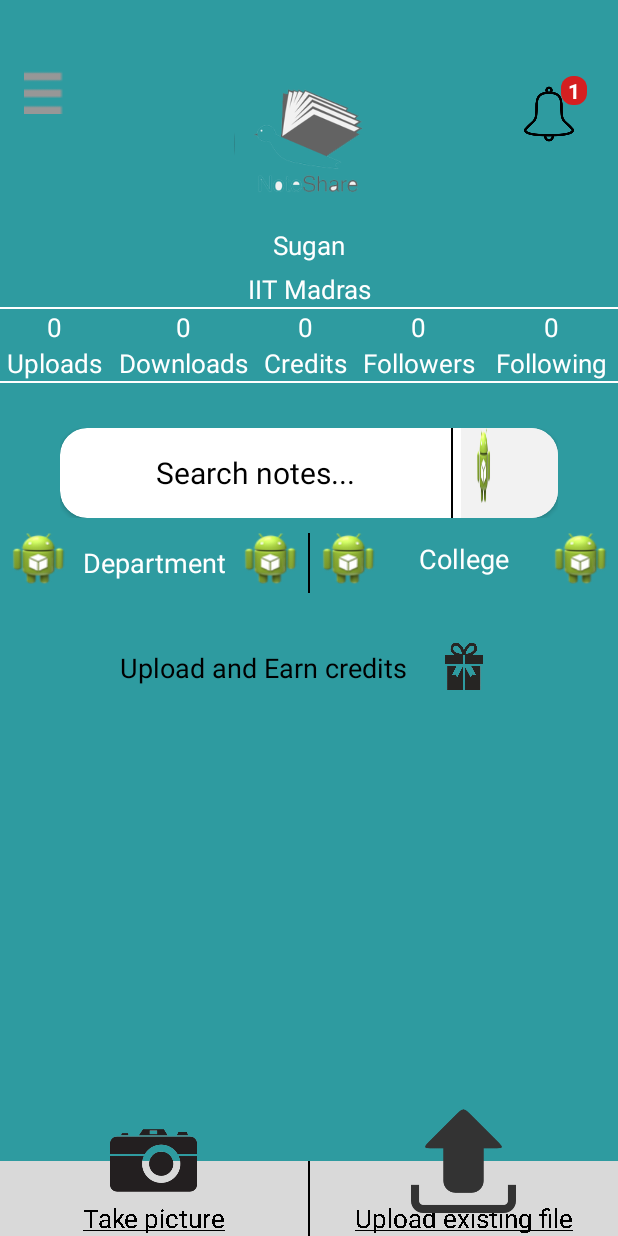
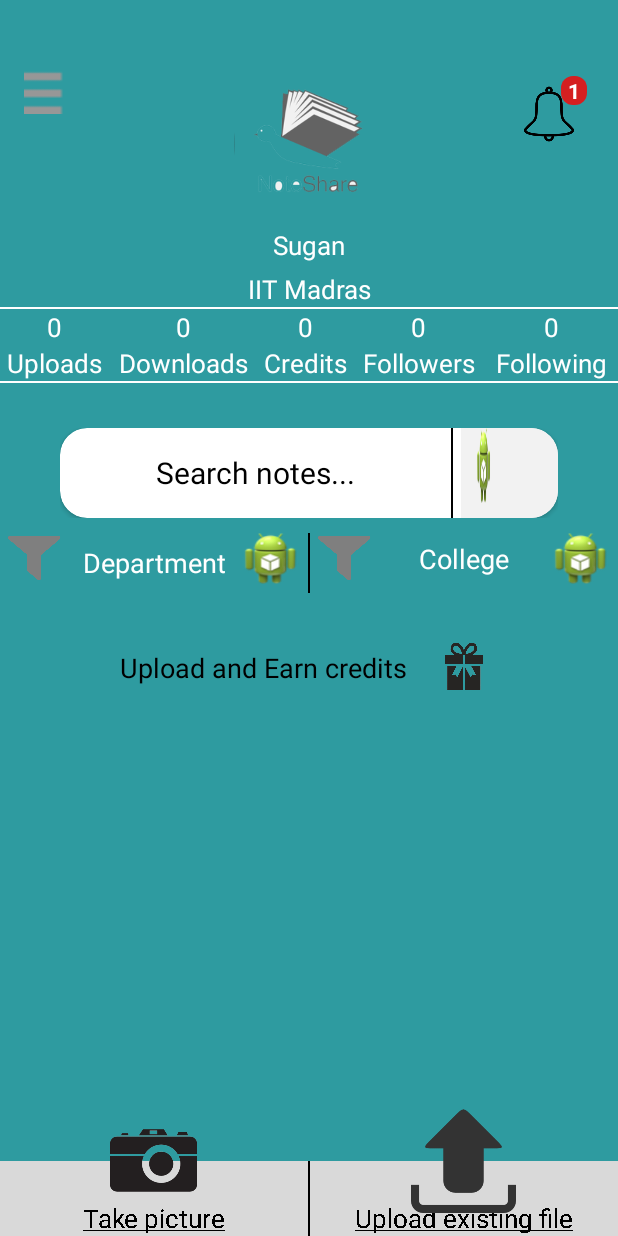
Before and after one commit to SuganPrabu96/Noteshare, an Android app: the screen it shows after launch (MainActivity), on a phone screen of 412 x 824 dp. Run offline under Robolectric (Android 15) with nearby library versions, the phone set to English and light mode, and no system bars; our stand-ins replace CircleImageView; libraries missing offline, so code that uses them is left out: com.facebook.widget; plain views replace ProfilePictureView; 3 statements that could not run were skipped.

Commit message:
Some changes done

```diff
--- a/app/src/main/java/noteshare/noteshare/MainActivity.java
+++ b/app/src/main/java/noteshare/noteshare/MainActivity.java
@@ -69,6 +69,12 @@ public class MainActivity extends ActionBarActivity {
         getSupportActionBar().hide();
 
         myDownloads = new ArrayList<>();
+        myDownloads.add(new MyDownloadsItemsClass(5, 5)); //TODO Sample data
+        myDownloads.add(new MyDownloadsItemsClass(5,5)); //TODO Sample data
+        myDownloads.add(new MyDownloadsItemsClass(5,5)); //TODO Sample data
+        myDownloads.add(new MyDownloadsItemsClass(5,5)); //TODO Sample data
+        myDownloads.add(new MyDownloadsItemsClass(5,5)); //TODO Sample data
+        myDownloads.add(new MyDownloadsItemsClass(5,5)); //TODO Sample data
         myDownloads.add(new MyDownloadsItemsClass(5,5)); //TODO Sample data
         myDownloads.add(new MyDownloadsItemsClass(5,5)); //TODO Sample data
 
--- a/app/src/main/res/layout/fragment_my_profile.xml
+++ b/app/src/main/res/layout/fragment_my_profile.xml
@@ -266,7 +266,7 @@
             android:layout_width="40dp"
             android:layout_height="34dp"
             android:scaleType="fitXY"
-            android:src="@drawable/ic_launcher"
+            android:src="@drawable/filter_icon_ash"
             android:layout_alignParentLeft="true"
             android:layout_marginLeft="5dp"
             android:layout_gravity="center"/>
@@ -315,7 +315,7 @@
                 android:layout_width="40dp"
                 android:layout_height="34dp"
                 android:scaleType="fitXY"
-                android:src="@drawable/ic_launcher"
+                android:src="@drawable/filter_icon_ash"
                 android:layout_marginLeft="5dp"
                 android:layout_alignParentLeft="true"
                 android:layout_gravity="center"/>
```
Also changed, not shown: app/src/main/res/layout/fragment_my_downloads.xml (+7 -6 lines), app/src/main/res/drawable/filter_icon.png (added), app/src/main/res/drawable/filter_icon_ash.png (added), app/src/main/res/drawable/sort_icon.png (added).
